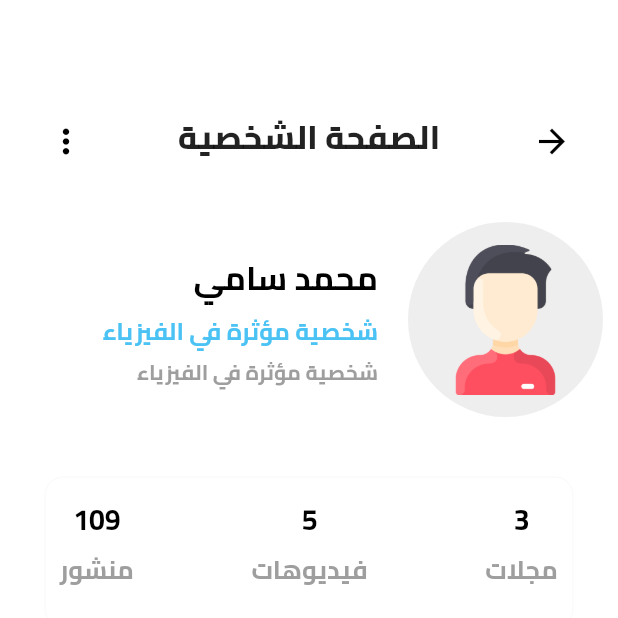
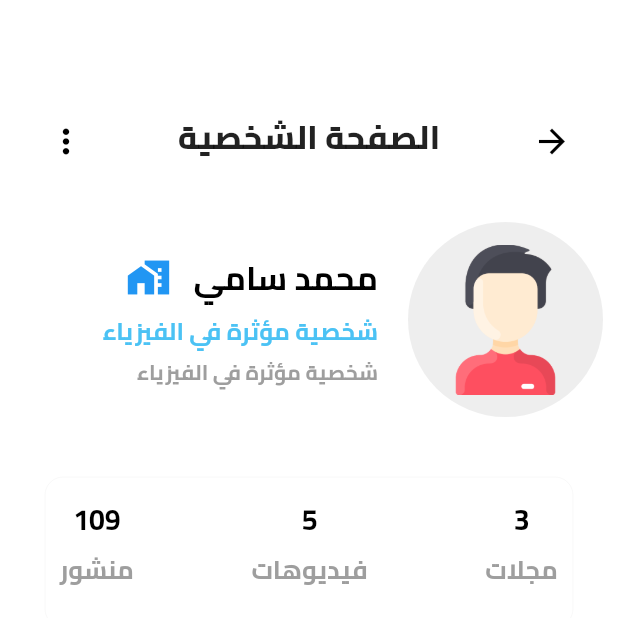
Before and after one commit to ahmedtalal/bayzin_ui_demo, a Flutter app: the screen it shows after launch, on a phone screen of 412 x 824 dp, the top half of it. Run offline on Flutter 3.47's test engine with Material 2 defaults, Android fonts, the phone set to English and light mode, and no system bars; our stand-ins replace get.

Commit message:
update some features

```diff
--- a/lib/app/presentation/pages/profilePage/widgets/profile_section2_widgets.dart
+++ b/lib/app/presentation/pages/profilePage/widgets/profile_section2_widgets.dart
@@ -15,7 +15,15 @@ class ProfileSection2Widgets extends StatelessWidget {
           Column(
             mainAxisAlignment: MainAxisAlignment.spaceAround,
             crossAxisAlignment: CrossAxisAlignment.end,
+            children: [
+              Row(
                 children: const [
+                  Icon(
+                    Icons.maps_home_work,
+                    size: 30,
+                    color: Colors.blue,
+                  ),
+                  SizedBox(width: 15),
                   CustomTextWidget(
                     title: "محمد سامي",
                     titleTextStyle: TextStyle(
@@ -25,8 +33,10 @@ class ProfileSection2Widgets extends StatelessWidget {
                       color: Colors.black,
                     ),
                   ),
-              SizedBox(height: 0),
-              CustomTextWidget(
+                ],
+              ),
+              const SizedBox(height: 0),
+              const CustomTextWidget(
                 title: "شخصية مؤثرة في الفيزياء",
                 titleTextStyle: TextStyle(
                   fontFamily: appFont,
@@ -35,8 +45,8 @@ class ProfileSection2Widgets extends StatelessWidget {
                   color: AppColors.customColor1,
                 ),
               ),
-              SizedBox(height: 0),
-              CustomTextWidget(
+              const SizedBox(height: 0),
+              const CustomTextWidget(
                 title: "شخصية مؤثرة في الفيزياء",
                 titleTextStyle: TextStyle(
                   fontFamily: appFont,
```
Lines whose indentation alone changed are shown as unchanged.
